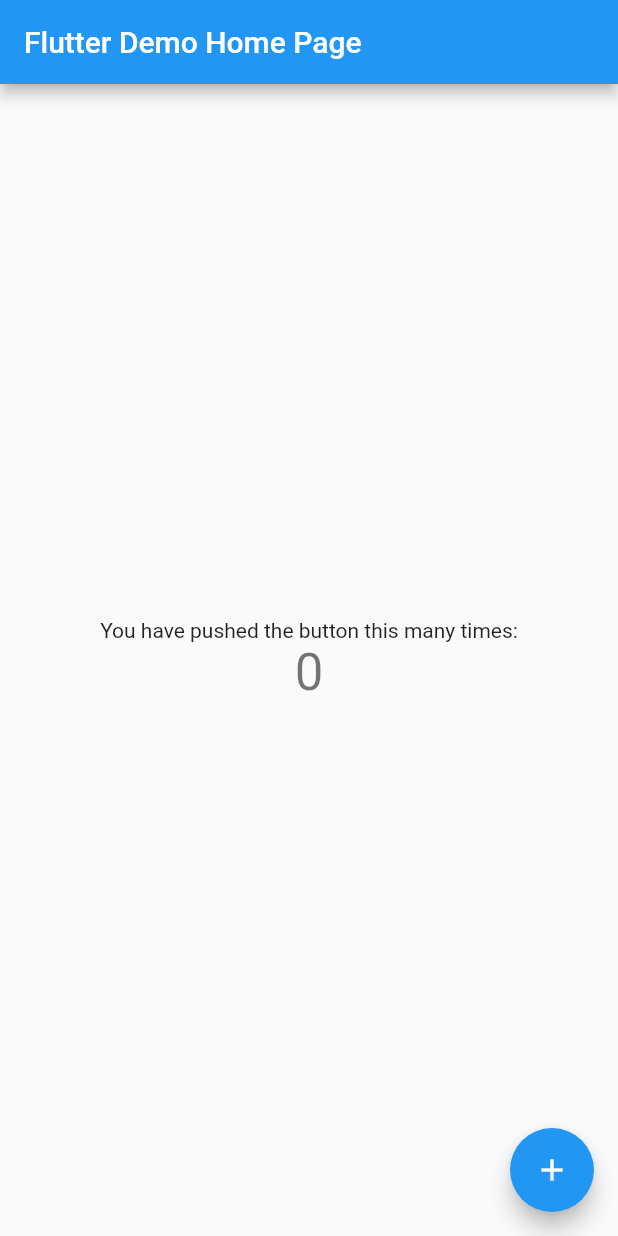
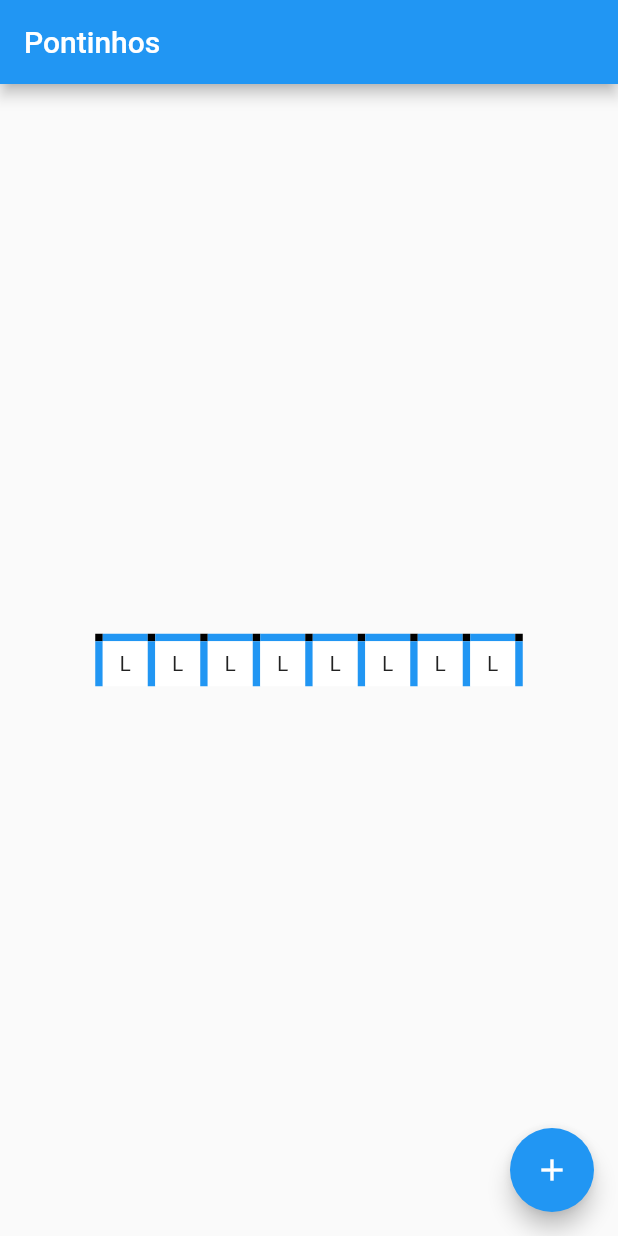
Before and after one commit to suelbrito/pontinhos, a Flutter app: the screen it shows after launch, on a phone screen of 412 x 824 dp. Run offline on Flutter 3.47's test engine with Material 2 defaults, Android fonts, the light colour scheme and no system bars.

Commit message:
Adicionando linhas e colunas para o layout

```diff
--- a/lib/main.dart
+++ b/lib/main.dart
@@ -24,7 +24,7 @@
         // is not restarted.
         primarySwatch: Colors.blue,
       ),
-      home: const MyHomePage(title: 'Flutter Demo Home Page'),
+      home: const MyHomePage(title: 'Pontinhos'),
     );
   }
 }
@@ -76,34 +76,205 @@
         title: Text(widget.title),
       ),
       body: Center(
-        // Center is a layout widget. It takes a single child and positions it
-        // in the middle of the parent.
         child: Column(
-          // Column is also a layout widget. It takes a list of children and
-          // arranges them vertically. By default, it sizes itself to fit its
-          // children horizontally, and tries to be as tall as its parent.
-          //
-          // Invoke "debug painting" (press "p" in the console, choose the
-          // "Toggle Debug Paint" action from the Flutter Inspector in Android
-          // Studio, or the "Toggle Debug Paint" command in Visual Studio Code)
-          // to see the wireframe for each widget.
-          //
-          // Column has various properties to control how it sizes itself and
-          // how it positions its children. Here we use mainAxisAlignment to
-          // center the children vertically; the main axis here is the vertical
-          // axis because Columns are vertical (the cross axis would be
-          // horizontal).
             mainAxisAlignment: MainAxisAlignment.center,
             children: <Widget>[
-            const Text(
-              'You have pushed the button this many times:',
+              Row(
+                mainAxisAlignment: MainAxisAlignment.center,
+                children: <Widget>[
+                  SizedBox(
+                    height: 5,
+                    width: 5,
+                    child: Container(color: Colors.black),
                   ),
-            Text(
-              '$_counter',
-              style: Theme.of(context).textTheme.headline4,
+                  SizedBox(
+                    height: 5,
+                    width: 30,
+                    child: Container(color: Colors.blue),
+                  ),
+                  SizedBox(
+                    height: 5,
+                    width: 5,
+                    child: Container(color: Colors.black),
+                  ),
+                  SizedBox(
+                    height: 5,
+                    width: 30,
+                    child: Container(color: Colors.blue),
+                  ),
+                  SizedBox(
+                    height: 5,
+                    width: 5,
+                    child: Container(color: Colors.black),
+                  ),
+                  SizedBox(
+                    height: 5,
+                    width: 30,
+                    child: Container(color: Colors.blue),
+                  ),
+                  SizedBox(
+                    height: 5,
+                    width: 5,
+                    child: Container(color: Colors.black),
+                  ),
+                  SizedBox(
+                    height: 5,
+                    width: 30,
+                    child: Container(color: Colors.blue),
+                  ),
+                  SizedBox(
+                    height: 5,
+                    width: 5,
+                    child: Container(color: Colors.black),
+                  ),
+                  SizedBox(
+                    height: 5,
+                    width: 30,
+                    child: Container(color: Colors.blue),
+                  ),
+                  SizedBox(
+                    height: 5,
+                    width: 5,
+                    child: Container(color: Colors.black),
+                  ),
+                  SizedBox(
+                    height: 5,
+                    width: 30,
+                    child: Container(color: Colors.blue),
+                  ),
+                  SizedBox(
+                    height: 5,
+                    width: 5,
+                    child: Container(color: Colors.black),
+                  ),
+                  SizedBox(
+                    height: 5,
+                    width: 30,
+                    child: Container(color: Colors.blue),
+                  ),
+                  SizedBox(
+                    height: 5,
+                    width: 5,
+                    child: Container(color: Colors.black),
+                  ),
+                  SizedBox(
+                    height: 5,
+                    width: 30,
+                    child: Container(color: Colors.blue),
+                  ),
+                  SizedBox(
+                    height: 5,
+                    width: 5,
+                    child: Container(color: Colors.black),
                   ),
                 ],
               ),
+              Row(
+                  mainAxisAlignment: MainAxisAlignment.center,
+                  children: <Widget>[
+                    SizedBox(
+                      height: 30,
+                      width: 5,
+                      child: Container(color: Colors.blue),
+                    ),
+                    SizedBox(
+                      height: 30,
+                      width: 30,
+                      child: Container(
+                          child: const Center(child: Text('L')),
+                          color: Colors.white),
+                    ),
+                    SizedBox(
+                      height: 30,
+                      width: 5,
+                      child: Container(color: Colors.blue),
+                    ),
+                    SizedBox(
+                      height: 30,
+                      width: 30,
+                      child: Container(
+                          child: const Center(child: Text('L')),
+                          color: Colors.white),
+                    ),
+                    SizedBox(
+                      height: 30,
+                      width: 5,
+                      child: Container(color: Colors.blue),
+                    ),
+                    SizedBox(
+                      height: 30,
+                      width: 30,
+                      child: Container(
+                          child: const Center(child: Text('L')),
+                          color: Colors.white),
+                    ),
+                    SizedBox(
+                      height: 30,
+                      width: 5,
+                      child: Container(color: Colors.blue),
+                    ),
+                    SizedBox(
+                      height: 30,
+                      width: 30,
+                      child: Container(
+                          child: const Center(child: Text('L')),
+                          color: Colors.white),
+                    ),
+                    SizedBox(
+                      height: 30,
+                      width: 5,
+                      child: Container(color: Colors.blue),
+                    ),
+                    SizedBox(
+                      height: 30,
+                      width: 30,
+                      child: Container(
+                          child: const Center(child: Text('L')),
+                          color: Colors.white),
+                    ),
+                    SizedBox(
+                      height: 30,
+                      width: 5,
+                      child: Container(color: Colors.blue),
+                    ),
+                    SizedBox(
+                      height: 30,
+                      width: 30,
+                      child: Container(
+                          child: const Center(child: Text('L')),
+                          color: Colors.white),
+                    ),
+                    SizedBox(
+                      height: 30,
+                      width: 5,
+                      child: Container(color: Colors.blue),
+                    ),
+                    SizedBox(
+                      height: 30,
+                      width: 30,
+                      child: Container(
+                          child: const Center(child: Text('L')),
+                          color: Colors.white),
+                    ),
+                    SizedBox(
+                      height: 30,
+                      width: 5,
+                      child: Container(color: Colors.blue),
+                    ),
+                    SizedBox(
+                      height: 30,
+                      width: 30,
+                      child: Container(
+                          child: const Center(child: Text('L')),
+                          color: Colors.white),
+                    ),
+                    SizedBox(
+                      height: 30,
+                      width: 5,
+                      child: Container(color: Colors.blue),
+                    ),
+                  ])
+            ]),
       ),
       floatingActionButton: FloatingActionButton(
         onPressed: _incrementCounter,
```
Lines whose indentation alone changed are shown as unchanged.
